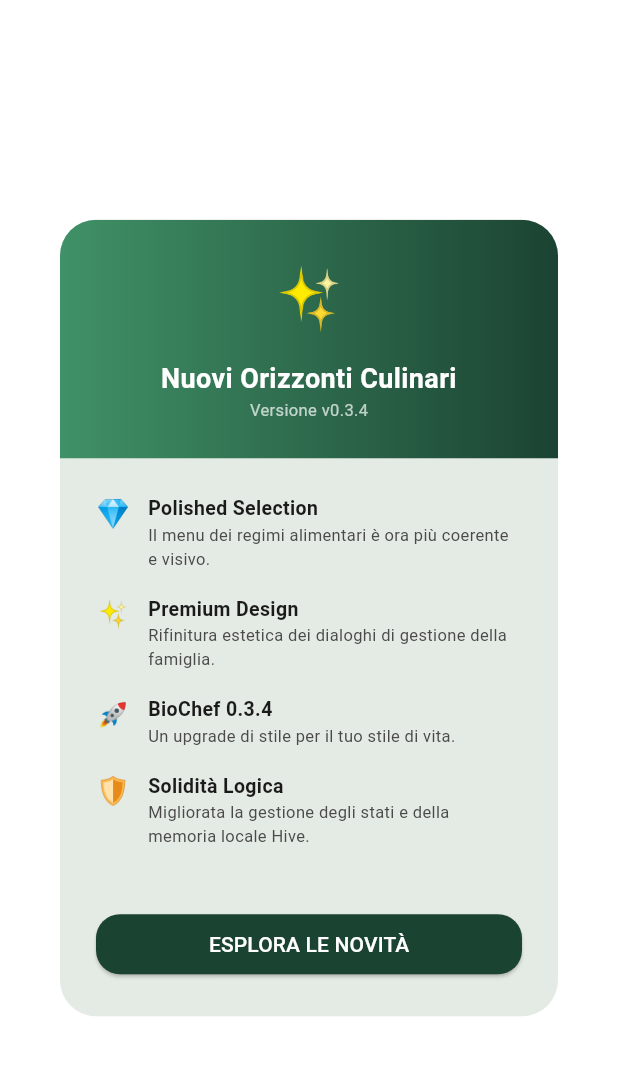
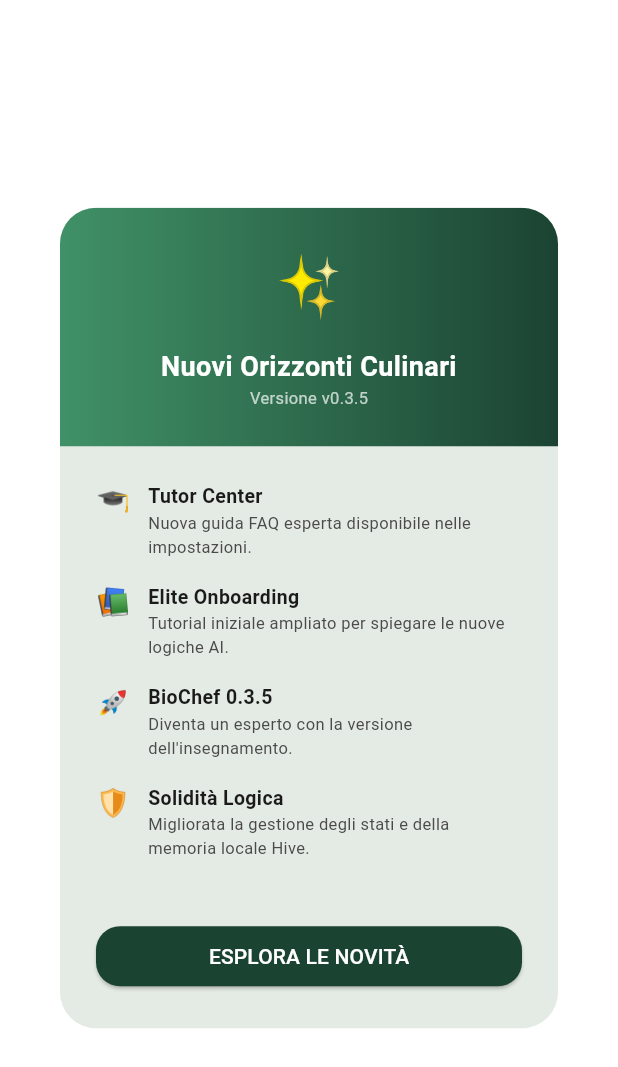
Before and after one commit to LonDave/biochef_app, a Flutter app: the VersionsLog screen opened directly, on a phone screen of 412 x 824 dp. Shown: the top 1067 px of the screen. Run offline on Flutter 3.47's test engine with Material 3 defaults, Android fonts, the light colour scheme and no system bars; our stand-ins replace file_picker, hive, hive_flutter, package_info_plus, permission_handler, share_plus; missing offline and left inert: ota_update; accounts and stored records are empty.

```diff
--- a/lib/versions.dart
+++ b/lib/versions.dart
@@ -42,6 +42,20 @@ class VersionsLog extends StatelessWidget {
           _buildHero(),
           const SizedBox(height: 24),
           _buildEraGroup(context, 'Support & Community Series (v0.3.x)', 'Canale Aperto', true, [
+            _buildVersionCard(context, '0.3.5', "The Tutor's Legacy", [
+              _item(
+                context,
+                '🎓',
+                'Educational Expansion',
+                'Nuovo Centro Tutor con FAQ esperte e onboarding approfondito.',
+              ),
+              _item(
+                context,
+                '📚',
+                'Guida d\'Élite',
+                'Riorganizzazione delle risorse di supporto per una padronanza totale.',
+              ),
+            ], true),
             _buildVersionCard(context, '0.3.4', "Polished Lifestyle", [
               _item(
                 context,
@@ -55,7 +69,7 @@ class VersionsLog extends StatelessWidget {
                 'UI Coherence',
                 'Design dei dialoghi rifinito per una migliore esperienza utente.',
               ),
-            ], true),
+            ], false),
             _buildVersionCard(context, '0.3.3', "Categorical Intelligence", [
               _item(
                 context,
@@ -482,21 +496,21 @@ class VersionsLog extends StatelessWidget {
                   children: [
                     _buildNewsItem(
                       context,
-                      '💎',
-                      'Polished Selection',
-                      'Il menu dei regimi alimentari è ora più coerente e visivo.',
+                      '🎓',
+                      'Tutor Center',
+                      'Nuova guida FAQ esperta disponibile nelle impostazioni.',
                     ),
                     _buildNewsItem(
                       context,
-                      '✨',
-                      'Premium Design',
-                      'Rifinitura estetica dei dialoghi di gestione della famiglia.',
+                      '📚',
+                      'Elite Onboarding',
+                      'Tutorial iniziale ampliato per spiegare le nuove logiche AI.',
                     ),
                     _buildNewsItem(
                       context,
                       '🚀',
-                      'BioChef 0.3.4',
-                      'Un upgrade di stile per il tuo stile di vita.',
+                      'BioChef 0.3.5',
+                      'Diventa un esperto con la versione dell\'insegnamento.',
                     ),
                     _buildNewsItem(
                       context,
--- a/pubspec.yaml
+++ b/pubspec.yaml
@@ -3,7 +3,7 @@ description: "BioChef AI - Il tuo chef intelligente di famiglia."
 publish_to: 'none'
 
 
-version: 0.3.4+1
+version: 0.3.5+1
 
 environment:
   sdk: ^3.11.4
```
Also changed, not shown: lib/family.dart (+30 -35 lines), lib/guide_view.dart (+80 -0 lines), lib/onboarding.dart (+23 -13 lines), lib/settings_view.dart (+20 -5 lines).
